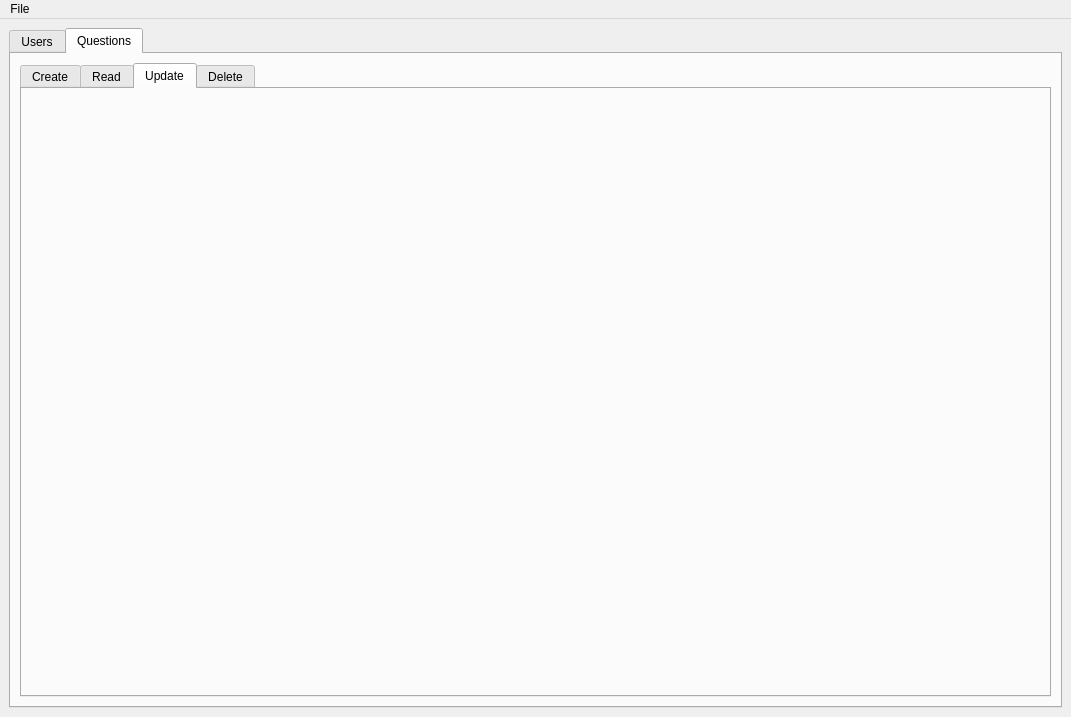
This is DuarteQuestionsPanel/mainwindow.ui in cedoduarte/DuarteQuestions as Qt 5 draws it before an edit. The edited form follows.
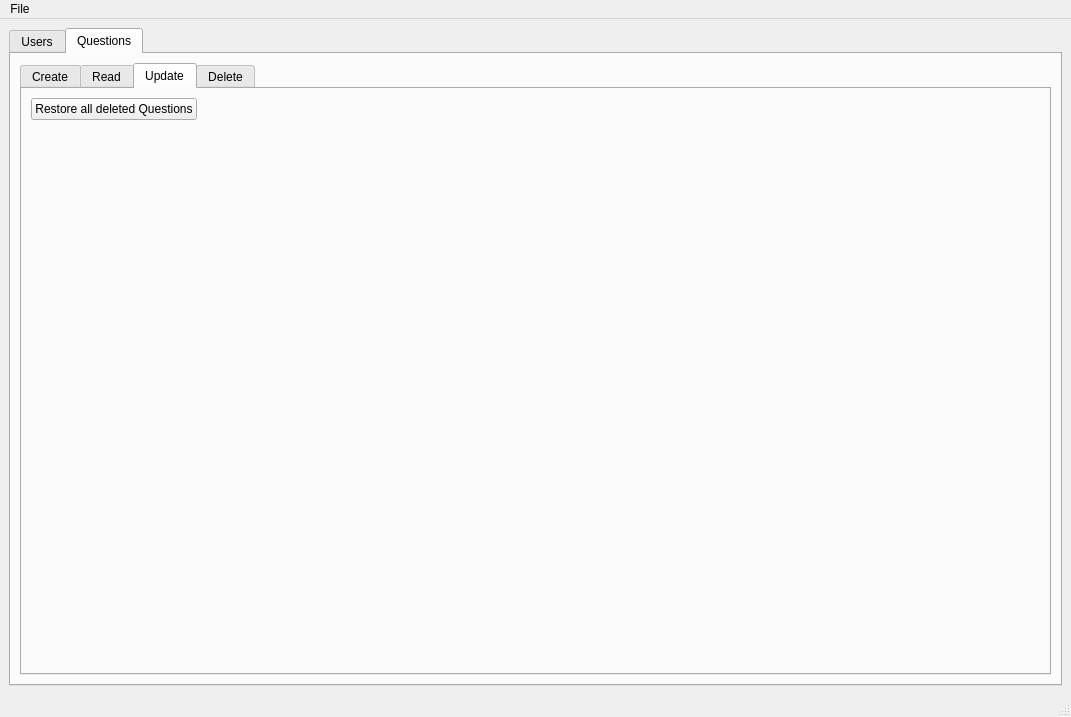
This is the edited form. The open tabs and pages were chosen to show the change.

Commit message: Questions and answers restored

```diff
--- a/DuarteQuestionsPanel/mainwindow.ui
+++ b/DuarteQuestionsPanel/mainwindow.ui
@@ -694,6 +694,41 @@
            <attribute name="title">
             <string>Update</string>
            </attribute>
+           <layout class="QGridLayout" name="gridLayout_16">
+            <item row="0" column="0">
+             <widget class="QPushButton" name="buttonRestoreAllQuestion">
+              <property name="text">
+               <string>Restore all deleted Questions</string>
+              </property>
+             </widget>
+            </item>
+            <item row="0" column="1">
+             <spacer name="horizontalSpacer_8">
+              <property name="orientation">
+               <enum>Qt::Horizontal</enum>
+              </property>
+              <property name="sizeHint" stdset="0">
+               <size>
+                <width>780</width>
+                <height>20</height>
+               </size>
+              </property>
+             </spacer>
+            </item>
+            <item row="1" column="0">
+             <spacer name="verticalSpacer_4">
+              <property name="orientation">
+               <enum>Qt::Vertical</enum>
+              </property>
+              <property name="sizeHint" stdset="0">
+               <size>
+                <width>20</width>
+                <height>495</height>
+               </size>
+              </property>
+             </spacer>
+            </item>
+           </layout>
           </widget>
           <widget class="QWidget" name="tabDeleteQuestion">
            <attribute name="title">
@@ -763,6 +798,7 @@
    </widget>
    <addaction name="menuArchivo"/>
   </widget>
+  <widget class="QStatusBar" name="statusBar"/>
   <action name="actionQuit">
    <property name="text">
     <string>Quit</string>
```
Left out of the diff: 56 changed lines with no effect on the pictures. The commit also changes 33 other files.
